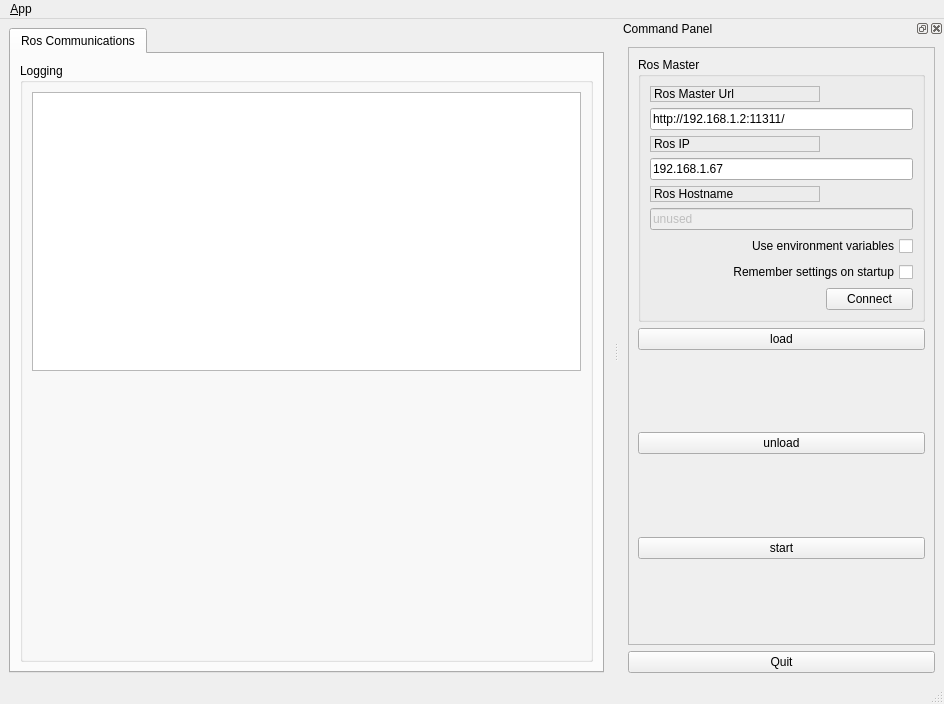
Above: src/rosqt/ui/main_window.ui from xiancaigua/qt before the change. Below: the same form after it.
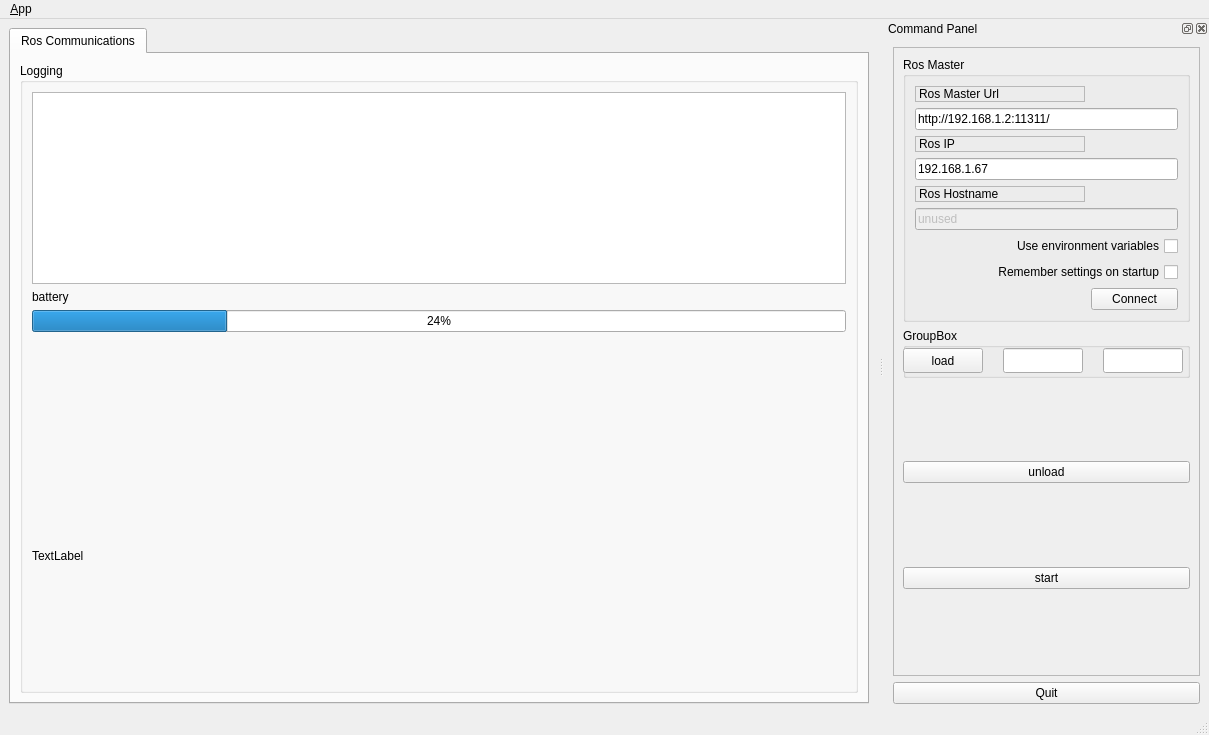
That is the form after the change. Icons and pictures are not drawn.

Patch:
```diff
--- a/src/rosqt/ui/main_window.ui
+++ b/src/rosqt/ui/main_window.ui
@@ -6,8 +6,8 @@
    <rect>
     <x>0</x>
     <y>0</y>
-    <width>944</width>
-    <height>704</height>
+    <width>1209</width>
+    <height>735</height>
    </rect>
   </property>
   <property name="windowTitle">
@@ -53,10 +53,23 @@
            <string>Logging</string>
           </property>
           <layout class="QGridLayout" name="gridLayout_3">
+           <item row="5" column="0">
+            <widget class="QLabel" name="Robot_camera_label">
+             <property name="minimumSize">
+              <size>
+               <width>200</width>
+               <height>250</height>
+              </size>
+             </property>
+             <property name="text">
+              <string>TextLabel</string>
+             </property>
+            </widget>
+           </item>
            <item row="0" column="0">
             <widget class="QListView" name="view_logging"/>
            </item>
-           <item row="1" column="0">
+           <item row="4" column="0">
             <spacer name="verticalSpacer_4">
              <property name="orientation">
               <enum>Qt::Vertical</enum>
@@ -69,6 +82,20 @@
              </property>
             </spacer>
            </item>
+           <item row="2" column="0">
+            <widget class="QLabel" name="battery">
+             <property name="text">
+              <string>battery</string>
+             </property>
+            </widget>
+           </item>
+           <item row="3" column="0">
+            <widget class="QProgressBar" name="progressBar">
+             <property name="value">
+              <number>24</number>
+             </property>
+            </widget>
+           </item>
           </layout>
          </widget>
         </item>
@@ -83,7 +110,7 @@
     <rect>
      <x>0</x>
      <y>0</y>
-     <width>944</width>
+     <width>1209</width>
      <height>28</height>
     </rect>
    </property>
@@ -111,7 +138,7 @@
    <property name="minimumSize">
     <size>
      <width>325</width>
-     <height>494</height>
+     <height>599</height>
     </size>
    </property>
    <property name="allowedAreas">
@@ -268,10 +295,67 @@
          </widget>
         </item>
         <item>
-         <widget class="QPushButton" name="load">
-          <property name="text">
-           <string>load</string>
+         <widget class="QGroupBox" name="groupBox_2">
+          <property name="minimumSize">
+           <size>
+            <width>0</width>
+            <height>50</height>
+           </size>
           </property>
+          <property name="title">
+           <string>GroupBox</string>
+          </property>
+          <widget class="QLineEdit" name="load_y">
+           <property name="geometry">
+            <rect>
+             <x>200</x>
+             <y>20</y>
+             <width>80</width>
+             <height>25</height>
+            </rect>
+           </property>
+           <property name="maximumSize">
+            <size>
+             <width>80</width>
+             <height>16777215</height>
+            </size>
+           </property>
+          </widget>
+          <widget class="QLineEdit" name="load_x">
+           <property name="geometry">
+            <rect>
+             <x>100</x>
+             <y>20</y>
+             <width>80</width>
+             <height>25</height>
+            </rect>
+           </property>
+           <property name="maximumSize">
+            <size>
+             <width>80</width>
+             <height>16777215</height>
+            </size>
+           </property>
+          </widget>
+          <widget class="QPushButton" name="load">
+           <property name="geometry">
+            <rect>
+             <x>0</x>
+             <y>20</y>
+             <width>80</width>
+             <height>25</height>
+            </rect>
+           </property>
+           <property name="maximumSize">
+            <size>
+             <width>80</width>
+             <height>16777215</height>
+            </size>
+           </property>
+           <property name="text">
+            <string>load</string>
+           </property>
+          </widget>
          </widget>
         </item>
         <item>
```
Left out of the diff: 44 changed lines with no effect on the pictures.
